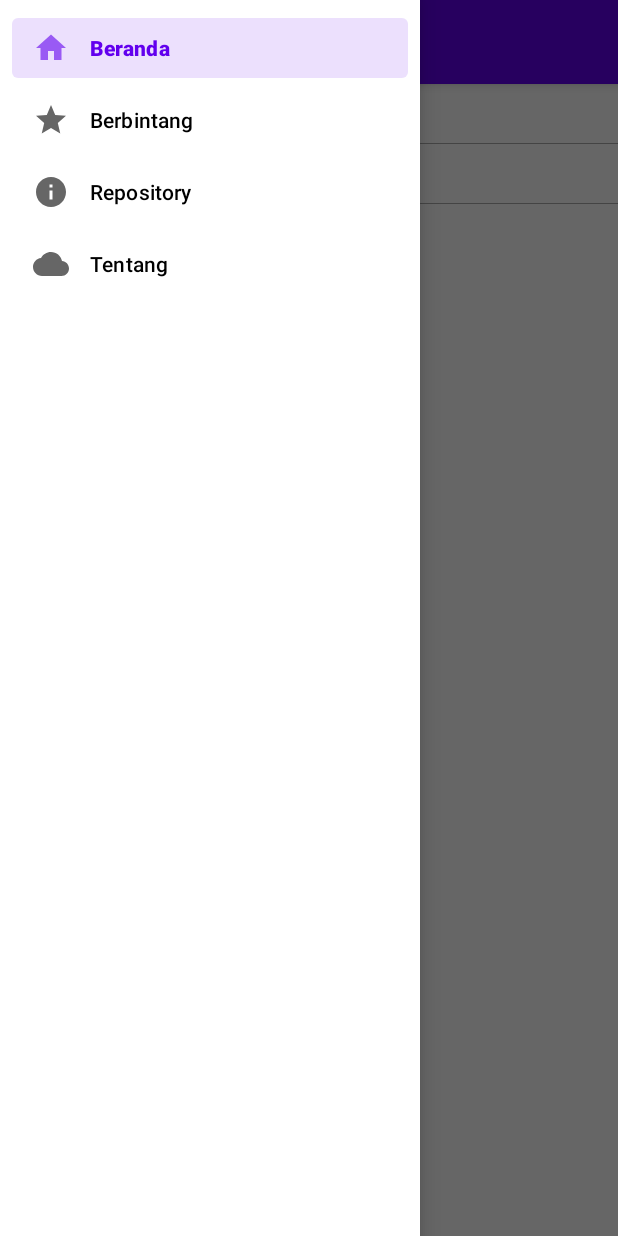
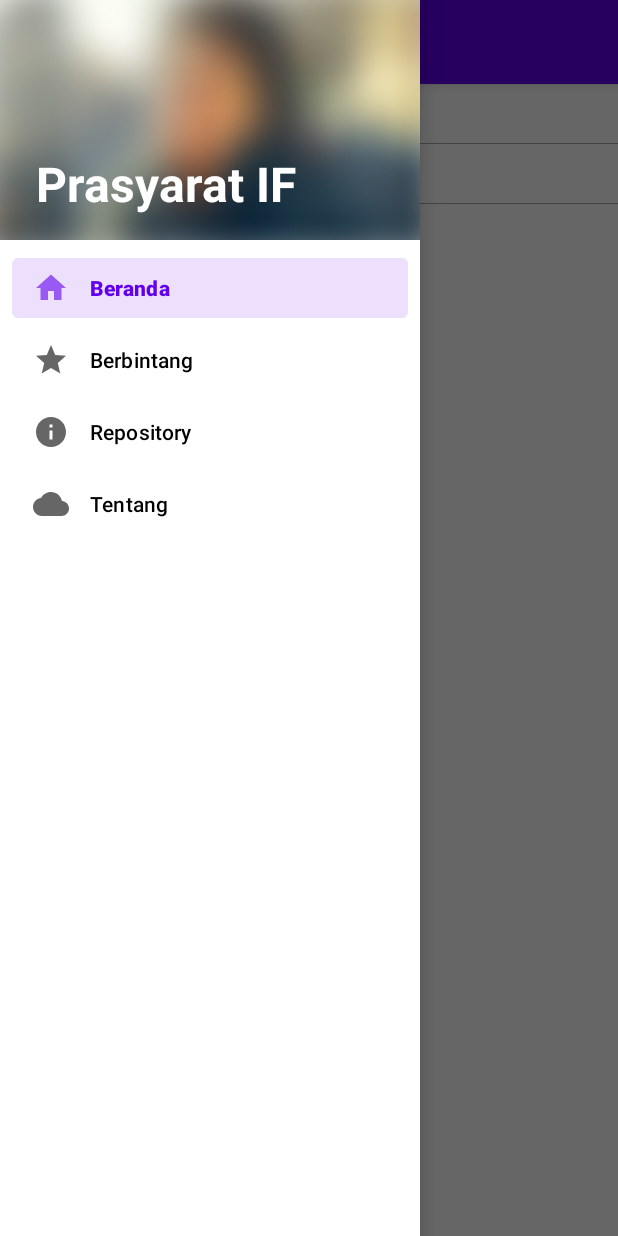
Before and after one commit to jghjianghan/Prasyarat_IF, an Android app: the screen it shows after launch (MainActivity), with the side drawer open, on a phone screen of 412 x 824 dp. Run offline under Robolectric (Android 15) with nearby library versions, the phone set to English and light mode, and no system bars.

Commit message:
Add navigation header image and title

```diff
--- a/app/src/main/res/layout/activity_main.xml
+++ b/app/src/main/res/layout/activity_main.xml
@@ -42,6 +42,7 @@
         android:layout_height="match_parent"
         android:layout_width="wrap_content"
         android:layout_gravity="start"
+        app:headerLayout="@layout/header_navigation_drawer"
         app:menu="@menu/navigation_drawer"
         />
 </androidx.drawerlayout.widget.DrawerLayout>
--- /dev/null
+++ b/app/src/main/res/layout/header_navigation_drawer.xml
@@ -0,0 +1,32 @@
+<?xml version="1.0" encoding="utf-8"?>
+<androidx.constraintlayout.widget.ConstraintLayout xmlns:android="http://schemas.android.com/apk/res/android"
+    xmlns:app="http://schemas.android.com/apk/res-auto"
+    xmlns:tools="http://schemas.android.com/tools"
+    android:layout_width="match_parent"
+    android:layout_height="160dp">
+
+    <ImageView
+        android:id="@+id/nav_header_img"
+        android:layout_width="match_parent"
+        android:layout_height="match_parent"
+        app:layout_constraintEnd_toEndOf="parent"
+        app:layout_constraintStart_toStartOf="parent"
+        app:layout_constraintTop_toTopOf="parent"
+        android:src="@drawable/navigation_header_image"
+        android:scaleType="centerCrop"
+        android:adjustViewBounds="true"
+         />
+
+    <TextView
+        android:id="@+id/nav_title"
+        android:layout_width="wrap_content"
+        android:layout_height="wrap_content"
+        android:layout_marginStart="24dp"
+        android:layout_marginBottom="16dp"
+        android:text="@string/app_name"
+        android:textColor="@color/white"
+        android:textSize="@dimen/large_text"
+        android:textStyle="bold"
+        app:layout_constraintBottom_toBottomOf="@id/nav_header_img"
+        app:layout_constraintStart_toStartOf="parent" />
+</androidx.constraintlayout.widget.ConstraintLayout>
--- /dev/null
+++ b/app/src/main/res/values/dimens.xml
@@ -0,0 +1,4 @@
+<?xml version="1.0" encoding="utf-8"?>
+<resources>
+    <dimen name="large_text">32sp</dimen>
+</resources>
--- a/app/src/main/res/values/strings.xml
+++ b/app/src/main/res/values/strings.xml
@@ -1,5 +1,5 @@
 <resources>
-    <string name="app_name">Prasyarat_IF</string>
+    <string name="app_name">Prasyarat IF</string>
     <string name="menu_title_beranda">Beranda</string>
     <string name="menu_title_berbintang">Berbintang</string>
     <string name="menu_title_repo">Repository</string>
```
